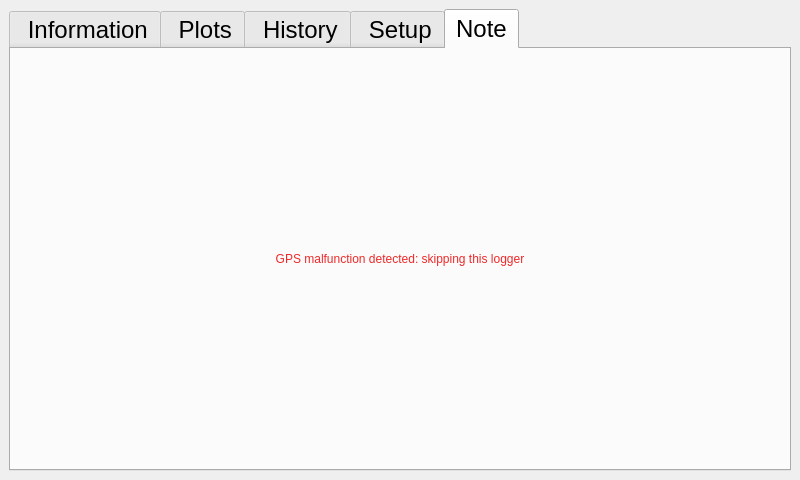
First picture: the form in ddh/gui/designer_main.ui, repository LowellInstruments/ddh_new, before the edit.
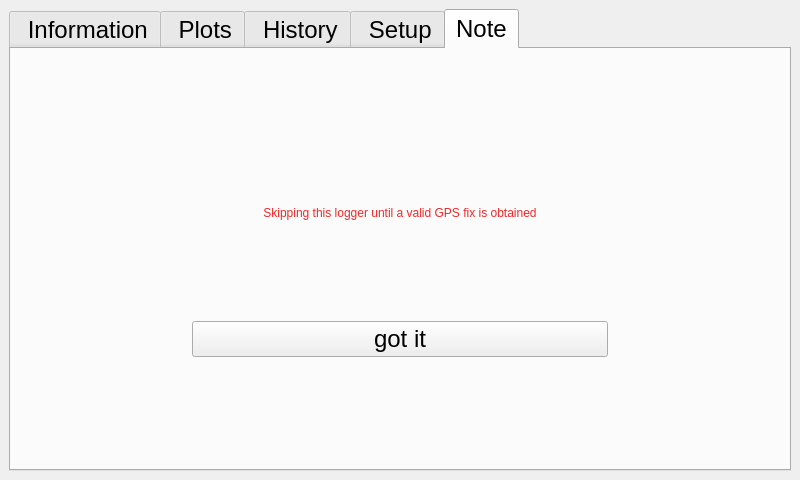
Second picture: the form after the edit. Icons and pictures are not drawn.

What changed in the file:
```diff
--- a/ddh/gui/designer_main.ui
+++ b/ddh/gui/designer_main.ui
@@ -879,21 +879,123 @@
        </attribute>
        <layout class="QVBoxLayout" name="verticalLayout_7">
         <item>
-         <widget class="QLabel" name="label_2">
-          <property name="styleSheet">
-           <string notr="true">color: rgb(239, 41, 41);
+         <layout class="QGridLayout" name="gridLayout_3" rowstretch="2,2,1,2,2" columnstretch="1,1,5,1,1">
+          <item row="4" column="2">
+           <spacer name="verticalSpacer_7">
+            <property name="orientation">
+             <enum>Qt::Vertical</enum>
+            </property>
+            <property name="sizeHint" stdset="0">
+             <size>
+              <width>20</width>
+              <height>40</height>
+             </size>
+            </property>
+           </spacer>
+          </item>
+          <item row="3" column="2">
+           <widget class="QPushButton" name="btn_err_gotcha">
+            <property name="text">
+             <string>got it</string>
+            </property>
+           </widget>
+          </item>
+          <item row="2" column="2">
+           <spacer name="verticalSpacer_5">
+            <property name="orientation">
+             <enum>Qt::Vertical</enum>
+            </property>
+            <property name="sizeHint" stdset="0">
+             <size>
+              <width>20</width>
+              <height>40</height>
+             </size>
+            </property>
+           </spacer>
+          </item>
+          <item row="0" column="2">
+           <spacer name="verticalSpacer_6">
+            <property name="orientation">
+             <enum>Qt::Vertical</enum>
+            </property>
+            <property name="sizeHint" stdset="0">
+             <size>
+              <width>20</width>
+              <height>40</height>
+             </size>
+            </property>
+           </spacer>
+          </item>
+          <item row="0" column="3">
+           <spacer name="horizontalSpacer_10">
+            <property name="orientation">
+             <enum>Qt::Horizontal</enum>
+            </property>
+            <property name="sizeHint" stdset="0">
+             <size>
+              <width>40</width>
+              <height>20</height>
+             </size>
+            </property>
+           </spacer>
+          </item>
+          <item row="0" column="4">
+           <spacer name="horizontalSpacer_7">
+            <property name="orientation">
+             <enum>Qt::Horizontal</enum>
+            </property>
+            <property name="sizeHint" stdset="0">
+             <size>
+              <width>40</width>
+              <height>20</height>
+             </size>
+            </property>
+           </spacer>
+          </item>
+          <item row="0" column="1">
+           <spacer name="horizontalSpacer_8">
+            <property name="orientation">
+             <enum>Qt::Horizontal</enum>
+            </property>
+            <property name="sizeHint" stdset="0">
+             <size>
+              <width>40</width>
+              <height>20</height>
+             </size>
+            </property>
+           </spacer>
+          </item>
+          <item row="0" column="0">
+           <spacer name="horizontalSpacer">
+            <property name="orientation">
+             <enum>Qt::Horizontal</enum>
+            </property>
+            <property name="sizeHint" stdset="0">
+             <size>
+              <width>40</width>
+              <height>20</height>
+             </size>
+            </property>
+           </spacer>
+          </item>
+          <item row="1" column="1" colspan="3">
+           <widget class="QLabel" name="label_2">
+            <property name="styleSheet">
+             <string notr="true">color: rgb(239, 41, 41);
 font: 19pt &quot;DejaVu Sans&quot;;</string>
-          </property>
-          <property name="text">
-           <string>GPS malfunction detected: skipping this logger</string>
-          </property>
-          <property name="alignment">
-           <set>Qt::AlignCenter</set>
-          </property>
-          <property name="wordWrap">
-           <bool>true</bool>
-          </property>
-         </widget>
+            </property>
+            <property name="text">
+             <string>Skipping this logger until a valid GPS fix is obtained</string>
+            </property>
+            <property name="alignment">
+             <set>Qt::AlignCenter</set>
+            </property>
+            <property name="wordWrap">
+             <bool>true</bool>
+            </property>
+           </widget>
+          </item>
+         </layout>
         </item>
        </layout>
       </widget>
```
Left out of the diff: 2 changed lines with no effect on the pictures.
